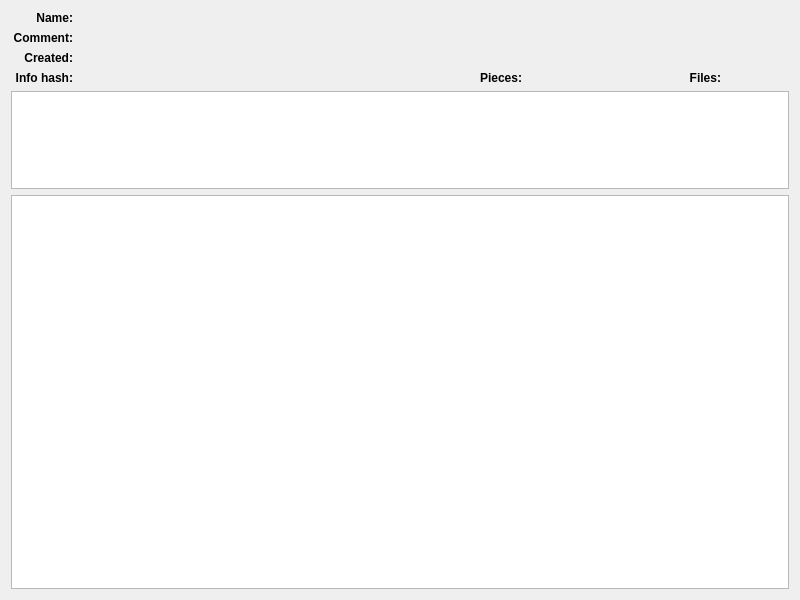
This is torrentinfoview.ui in Kolcha/dc-torrent-view as Qt 5 draws it before an edit. The edited form follows.
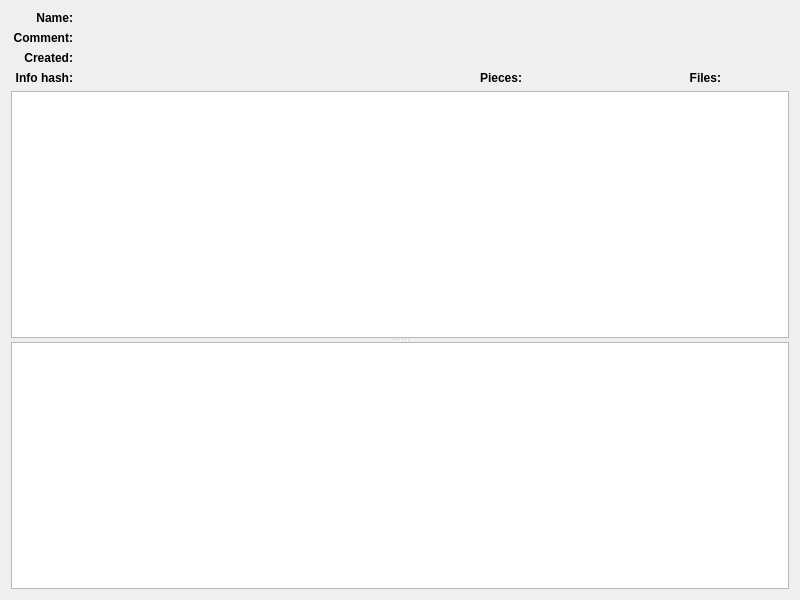
This is the edited form.

Commit message: resizeable tracker list

```diff
--- a/torrentinfoview.ui
+++ b/torrentinfoview.ui
@@ -10,7 +10,7 @@
     <height>600</height>
    </rect>
   </property>
-  <layout class="QGridLayout" name="gridLayout" rowstretch="0,0,0,0,1,4" columnstretch="1,6,1,2,1,1">
+  <layout class="QGridLayout" name="gridLayout" columnstretch="1,6,1,2,1,1">
    <item row="0" column="0">
     <widget class="QLabel" name="label_name_s">
      <property name="font">
@@ -123,6 +123,10 @@
     </widget>
    </item>
    <item row="4" column="0" colspan="6">
+    <widget class="QSplitter" name="splitter">
+     <property name="orientation">
+      <enum>Qt::Orientation::Vertical</enum>
+     </property>
     <widget class="QTableView" name="trackers_list">
      <property name="selectionMode">
       <enum>QAbstractItemView::SelectionMode::NoSelection</enum>
@@ -137,8 +141,6 @@
       <bool>false</bool>
      </attribute>
     </widget>
-   </item>
-   <item row="5" column="0" colspan="6">
     <widget class="QTreeView" name="files_view">
      <property name="selectionMode">
       <enum>QAbstractItemView::SelectionMode::NoSelection</enum>
@@ -149,6 +151,7 @@
      <attribute name="headerStretchLastSection">
       <bool>false</bool>
      </attribute>
+     </widget>
     </widget>
    </item>
    <item row="1" column="1" colspan="5">
```
Lines whose indentation alone changed are shown as unchanged. The commit also changes 1 other file.
